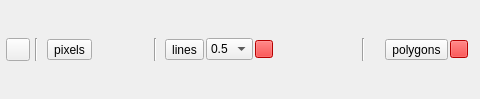
The window that ui/view_widget_single.ui (SMByC/ThRasE) describes before a commit, drawn with Qt 5; both pictures show x 0 to 480 and y 0 to 99 of the 799 by 99 pixel window.
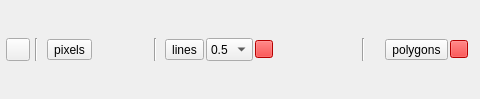
The same window after the commit. Icons and pictures are not drawn. Custom widgets are drawn as their Qt base class.

```diff
--- a/ui/view_widget_single.ui
+++ b/ui/view_widget_single.ui
@@ -366,6 +366,12 @@
             </item>
             <item>
              <widget class="QComboBox" name="LineBuffer">
+              <property name="sizePolicy">
+               <sizepolicy hsizetype="Preferred" vsizetype="Minimum">
+                <horstretch>0</horstretch>
+                <verstretch>0</verstretch>
+               </sizepolicy>
+              </property>
               <property name="font">
                <font>
                 <pointsize>9</pointsize>
```
Left out of the diff: 2 changed lines with no effect on the pictures.
